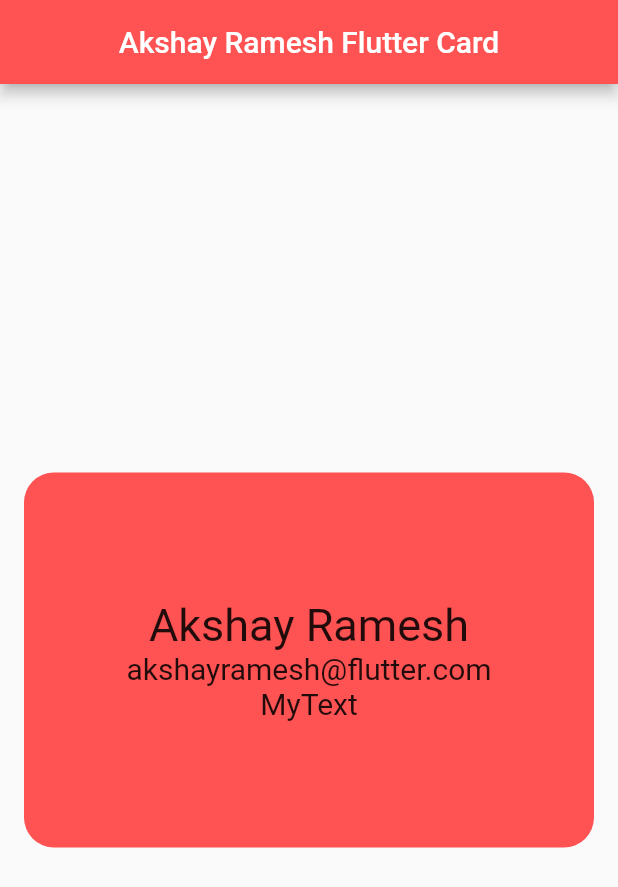
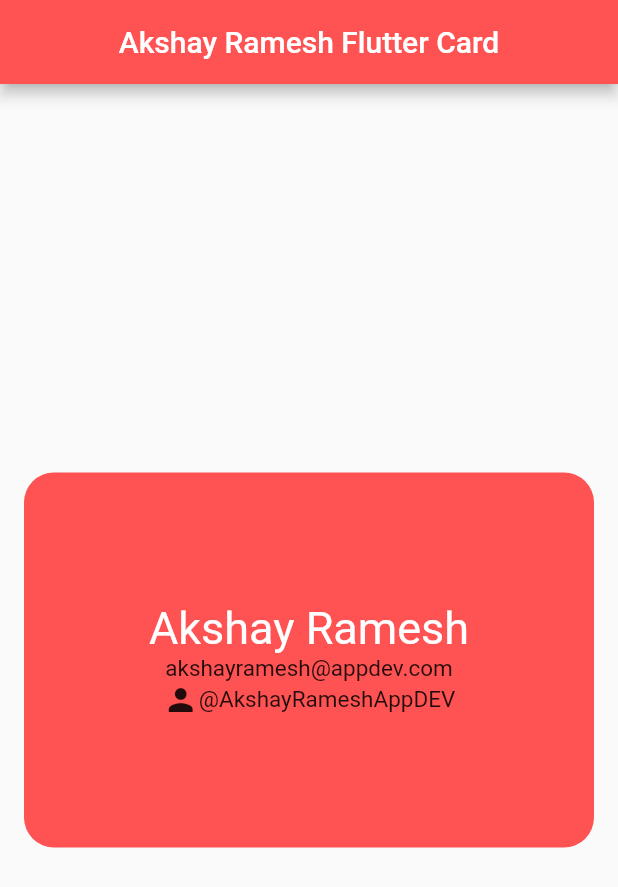
Before and after one commit to AkshayRameshAppDEV/My-Flutter-Card, a Flutter app: the screen it shows after launch, on a phone screen of 412 x 824 dp. Shown: the top 887 px of the screen. Run offline on Flutter 3.47's test engine with Material 2 defaults, Android fonts, the phone set to English and light mode, and no system bars.

Commit message:
Added a Row child with text with styling

```diff
--- a/my_flutter_card/lib/ui/FlutterCard.dart
+++ b/my_flutter_card/lib/ui/FlutterCard.dart
@@ -21,10 +21,16 @@ class FlutterCard extends StatelessWidget {
                 borderRadius: BorderRadius.circular(20)),
                 child: Column(
                   mainAxisAlignment: MainAxisAlignment.center,
-                  children: const <Widget>[
-                    Text("Akshay Ramesh", style: TextStyle(fontSize: 30)),
-                    Text("akshayramesh@flutter.com",style: TextStyle(fontSize: 20)),
-                    Text("MyText", style: TextStyle(fontSize: 20))
+                  children:  <Widget>[
+                    const Text("Akshay Ramesh", style: TextStyle(fontSize: 30, color: Colors.white)),
+                    const Text("akshayramesh@appdev.com",style: TextStyle(fontSize: 15)),
+                    Row(
+                      mainAxisAlignment: MainAxisAlignment.center,
+                      children: const [
+                        Icon(Icons.person),
+                        Text("@AkshayRameshAppDEV", style: TextStyle(fontSize: 15))
+                      ],
+                    )
                 ],
               )
             )
```
